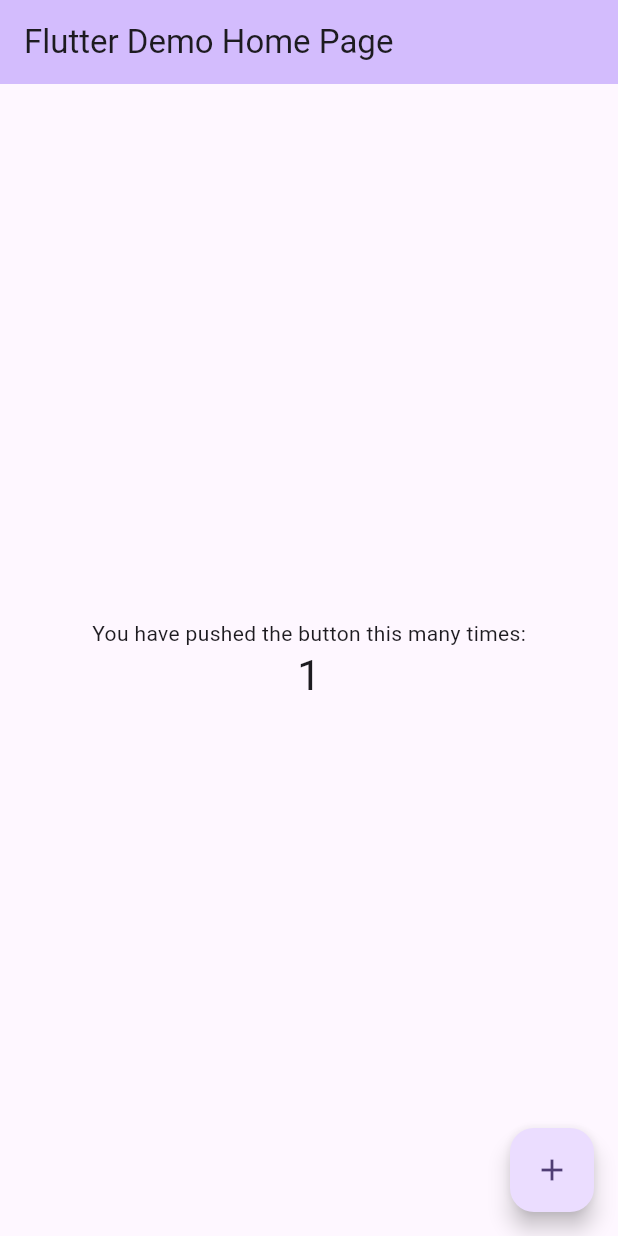
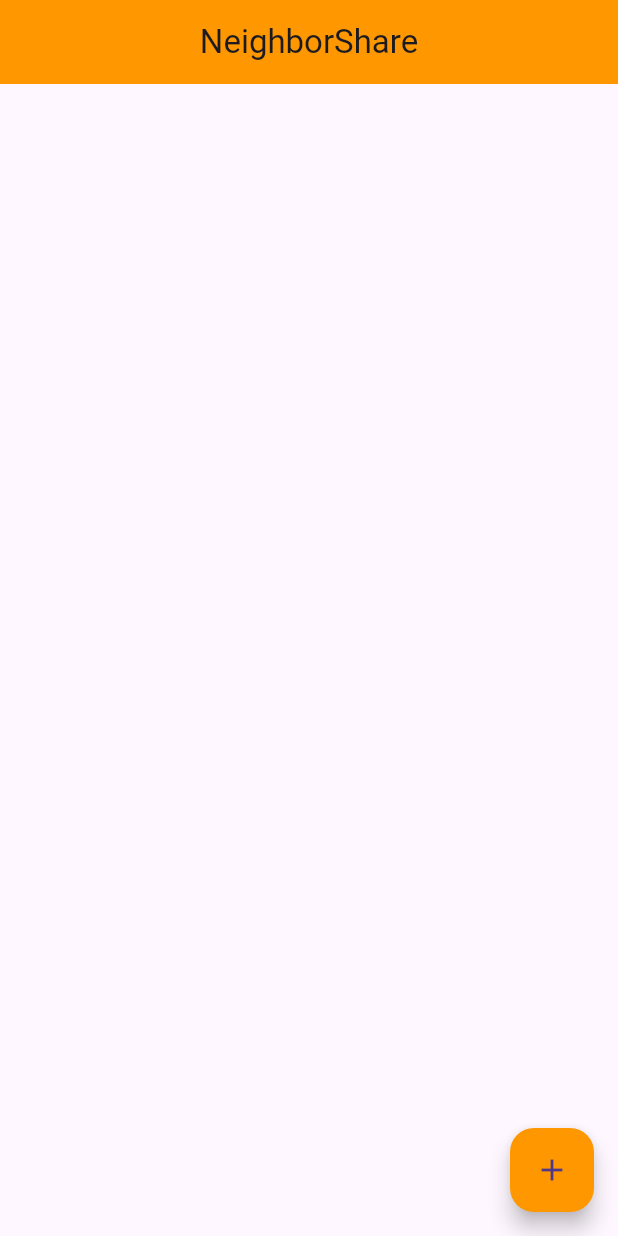
Before and after one commit to chenyb4/NeighborShare-Frontend, a Flutter app: the screen it shows after launch, after a tap on the "add" icon, on a phone screen of 412 x 824 dp. Run offline on Flutter 3.47's test engine with Material 3 defaults, Android fonts, the phone set to English and light mode, and no system bars.

Commit message:
basic setup

```diff
--- a/lib/main.dart
+++ b/lib/main.dart
@@ -1,125 +1,15 @@
+//import 'dart:js';
+
+import 'package:aad_hybrid/screens/home.dart';
 import 'package:flutter/material.dart';
 
+
 void main() {
-  runApp(const MyApp());
+
+  runApp(MaterialApp(
+
+    routes: {
+      '/':(context)=>Home(),
+    },
+  ));
 }
-
-class MyApp extends StatelessWidget {
-  const MyApp({super.key});
-
-  // This widget is the root of your application.
-  @override
-  Widget build(BuildContext context) {
-    return MaterialApp(
-      title: 'Flutter Demo',
-      theme: ThemeData(
-        // This is the theme of your application.
-        //
-        // TRY THIS: Try running your application with "flutter run". You'll see
-        // the application has a purple toolbar. Then, without quitting the app,
-        // try changing the seedColor in the colorScheme below to Colors.green
-        // and then invoke "hot reload" (save your changes or press the "hot
-        // reload" button in a Flutter-supported IDE, or press "r" if you used
-        // the command line to start the app).
-        //
-        // Notice that the counter didn't reset back to zero; the application
-        // state is not lost during the reload. To reset the state, use hot
-        // restart instead.
-        //
-        // This works for code too, not just values: Most code changes can be
-        // tested with just a hot reload.
-        colorScheme: ColorScheme.fromSeed(seedColor: Colors.deepPurple),
-        useMaterial3: true,
-      ),
-      home: const MyHomePage(title: 'Flutter Demo Home Page'),
-    );
-  }
-}
-
-class MyHomePage extends StatefulWidget {
-  const MyHomePage({super.key, required this.title});
-
-  // This widget is the home page of your application. It is stateful, meaning
-  // that it has a State object (defined below) that contains fields that affect
-  // how it looks.
-
-  // This class is the configuration for the state. It holds the values (in this
-  // case the title) provided by the parent (in this case the App widget) and
-  // used by the build method of the State. Fields in a Widget subclass are
-  // always marked "final".
-
-  final String title;
-
-  @override
-  State<MyHomePage> createState() => _MyHomePageState();
-}
-
-class _MyHomePageState extends State<MyHomePage> {
-  int _counter = 0;
-
-  void _incrementCounter() {
-    setState(() {
-      // This call to setState tells the Flutter framework that something has
-      // changed in this State, which causes it to rerun the build method below
-      // so that the display can reflect the updated values. If we changed
-      // _counter without calling setState(), then the build method would not be
-      // called again, and so nothing would appear to happen.
-      _counter++;
-    });
-  }
-
-  @override
-  Widget build(BuildContext context) {
-    // This method is rerun every time setState is called, for instance as done
-    // by the _incrementCounter method above.
-    //
-    // The Flutter framework has been optimized to make rerunning build methods
-    // fast, so that you can just rebuild anything that needs updating rather
-    // than having to individually change instances of widgets.
-    return Scaffold(
-      appBar: AppBar(
-        // TRY THIS: Try changing the color here to a specific color (to
-        // Colors.amber, perhaps?) and trigger a hot reload to see the AppBar
-        // change color while the other colors stay the same.
-        backgroundColor: Theme.of(context).colorScheme.inversePrimary,
-        // Here we take the value from the MyHomePage object that was created by
-        // the App.build method, and use it to set our appbar title.
-        title: Text(widget.title),
-      ),
-      body: Center(
-        // Center is a layout widget. It takes a single child and positions it
-        // in the middle of the parent.
-        child: Column(
-          // Column is also a layout widget. It takes a list of children and
-          // arranges them vertically. By default, it sizes itself to fit its
-          // children horizontally, and tries to be as tall as its parent.
-          //
-          // Column has various properties to control how it sizes itself and
-          // how it positions its children. Here we use mainAxisAlignment to
-          // center the children vertically; the main axis here is the vertical
-          // axis because Columns are vertical (the cross axis would be
-          // horizontal).
-          //
-          // TRY THIS: Invoke "debug painting" (choose the "Toggle Debug Paint"
-          // action in the IDE, or press "p" in the console), to see the
-          // wireframe for each widget.
-          mainAxisAlignment: MainAxisAlignment.center,
-          children: <Widget>[
-            const Text(
-              'You have pushed the button this many times:',
-            ),
-            Text(
-              '$_counter',
-              style: Theme.of(context).textTheme.headlineMedium,
-            ),
-          ],
-        ),
-      ),
-      floatingActionButton: FloatingActionButton(
-        onPressed: _incrementCounter,
-        tooltip: 'Increment',
-        child: const Icon(Icons.add),
-      ), // This trailing comma makes auto-formatting nicer for build methods.
-    );
-  }
-}
--- /dev/null
+++ b/lib/screens/home.dart
@@ -0,0 +1,32 @@
+import 'package:flutter/cupertino.dart';
+import 'package:flutter/material.dart';
+
+
+
+class Home extends StatefulWidget{
+  @override
+  _HomeState createState()=>_HomeState();
+}
+
+class _HomeState extends State<Home>{
+  @override
+  Widget build(BuildContext context){
+    return Scaffold(
+      appBar: AppBar(
+        title: const Text("NeighborShare"),
+        centerTitle: true,
+        backgroundColor: Colors.orange,
+      ),
+      body: Center(
+
+      ),
+      floatingActionButton: FloatingActionButton(
+        onPressed: () {
+          Navigator.pushNamed( context, '/addParty');
+        },
+        backgroundColor: Colors.orange,
+        child: Icon(Icons.add),
+      ),
+    );
+  }
+}
```
